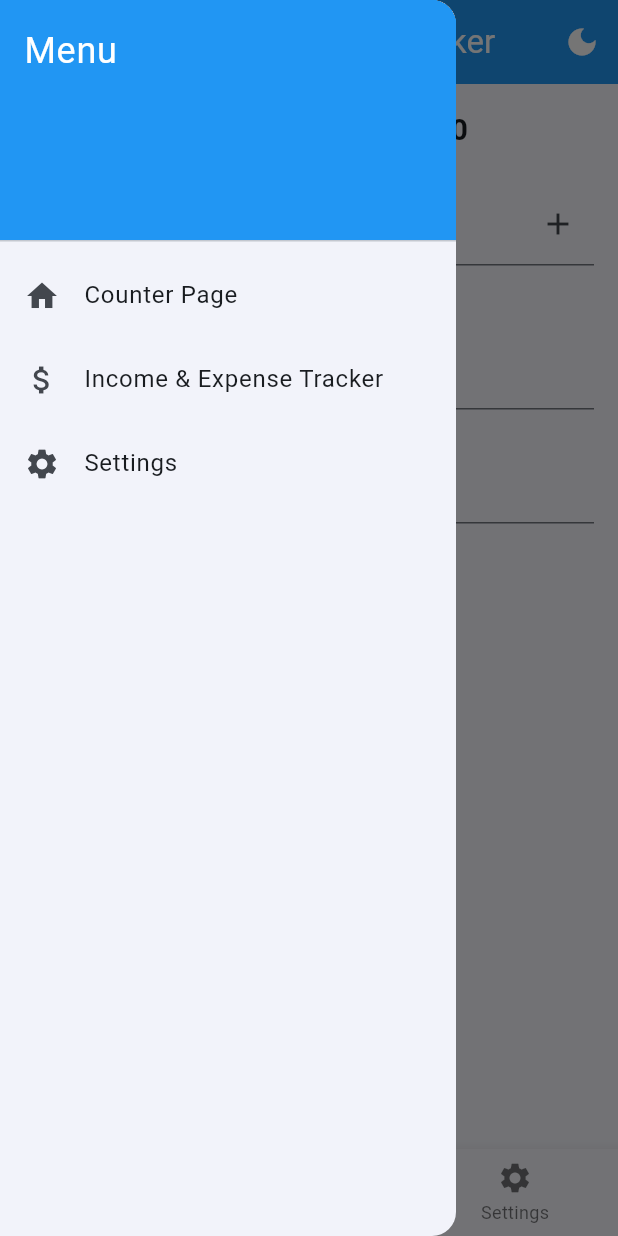
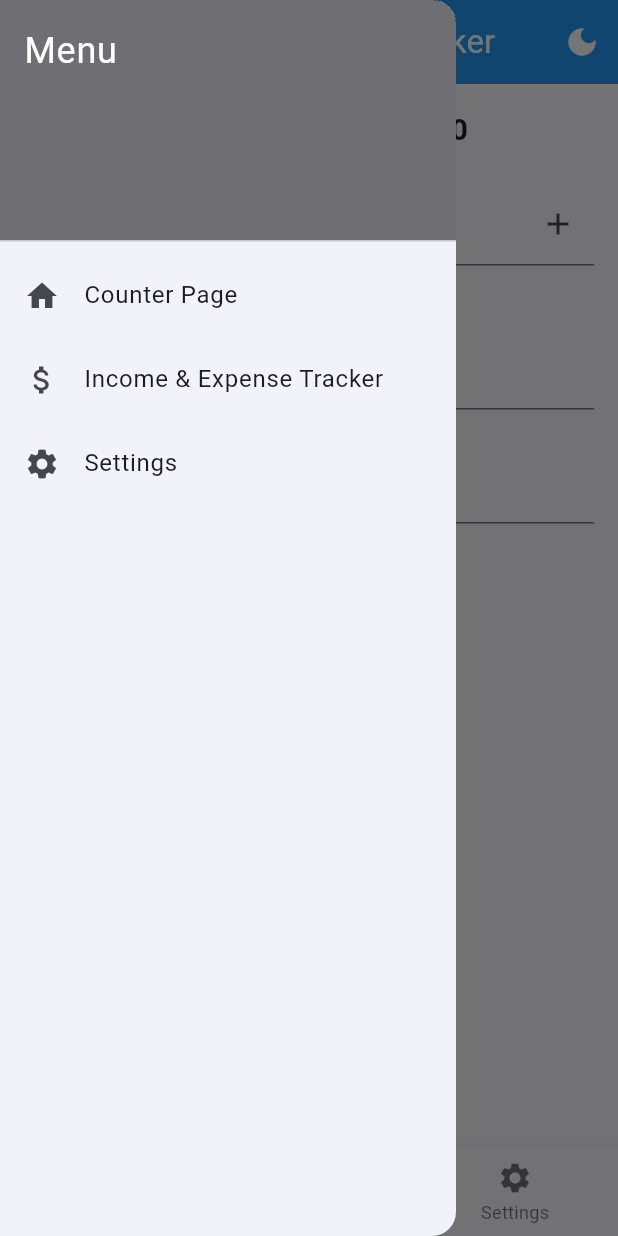
Before and after one commit to mahmudabir/flutter_practice, a Flutter app: the IncomeExpensePage screen opened by its route, with the side drawer open, on a phone screen of 412 x 824 dp. Run offline on Flutter 3.47's test engine with Material 3 defaults, Android fonts, the phone set to English and light mode, and no system bars; our stand-ins replace go_router, shared_preferences; accounts and stored records are empty.

Commit message:
Update app_drawer.dart

```diff
--- a/lib/pages/income_expense_page.dart
+++ b/lib/pages/income_expense_page.dart
@@ -4,7 +4,9 @@ import 'package:flutter_practice/services/theme_service.dart';
 import 'package:provider/provider.dart';
 
 class IncomeExpensePage extends StatefulWidget {
-  const IncomeExpensePage({super.key}); // Title is now handled by ScaffoldWithNavBar
+  const IncomeExpensePage({
+    super.key,
+  }); // Title is now handled by ScaffoldWithNavBar
 
   // final String title; // Title is now handled by ScaffoldWithNavBar
 
@@ -102,9 +104,7 @@ class _IncomeExpensePageState extends State<IncomeExpensePage> {
                 SizedBox(height: 20),
                 TextField(
                   controller: _expenseDescController,
-                    decoration: InputDecoration(
-                      labelText: 'Expense Description',
-                    ),
+                  decoration: InputDecoration(labelText: 'Expense Description'),
                 ),
                 SizedBox(height: 10),
                 ElevatedButton(
--- a/lib/widgets/app_drawer.dart
+++ b/lib/widgets/app_drawer.dart
@@ -10,7 +10,7 @@ class AppDrawer extends StatelessWidget {
       child: ListView(
         children: <Widget>[
           DrawerHeader(
-            decoration: BoxDecoration(color: Colors.blue),
+            decoration: BoxDecoration(color: Colors.black54),
             child: Text(
               'Menu',
               style: TextStyle(color: Colors.white, fontSize: 24),
```
Also changed, not shown: 1 other file. Lines whose indentation alone changed are shown as unchanged.
